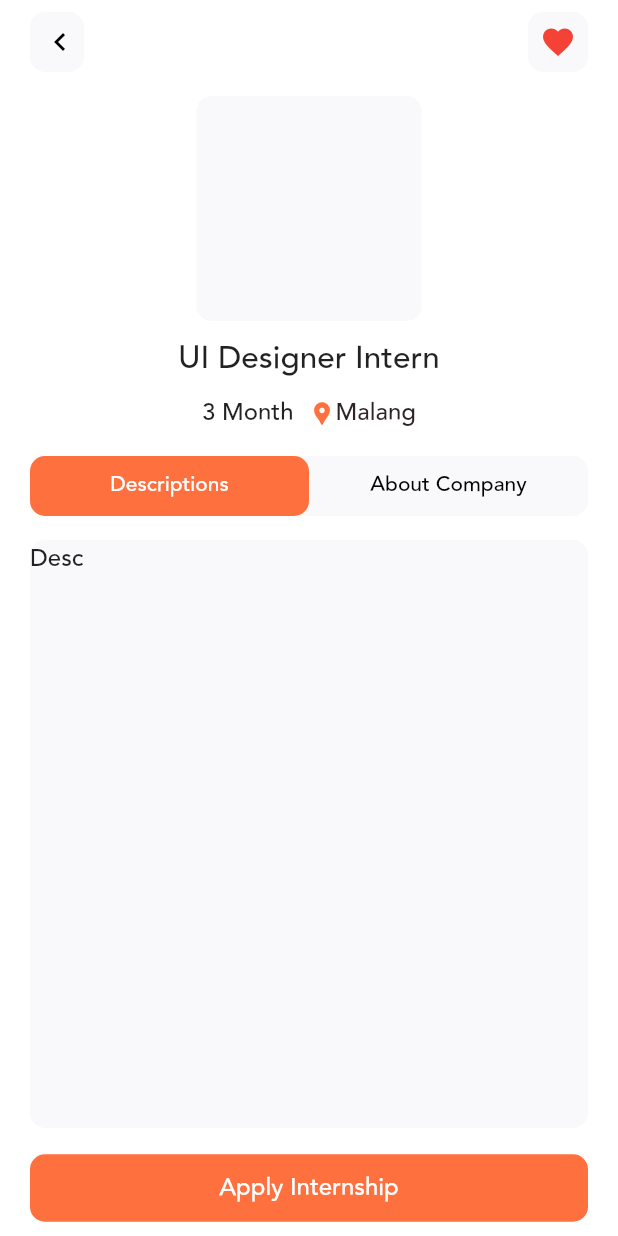
After one commit to gillyhuga/internship-app, a Flutter app: the DetailPage screen opened directly, on a phone screen of 412 x 824 dp. The commit adds this screen. Run offline on Flutter 3.47's test engine with Material 2 defaults, Android fonts, the phone set to English and light mode, and no system bars; our stand-ins replace shared_preferences; accounts and stored records are empty; network calls fail.

Commit message:
add detailPage layout

```diff
--- a/lib/dashboard.dart
+++ b/lib/dashboard.dart
@@ -2,6 +2,7 @@ import 'package:flutter/material.dart';
 import 'package:interneed/color.dart';
 import 'data/dataIntern.dart';
 import 'package:interneed/loginPage.dart';
+import 'package:interneed/detailPage.dart';
 import 'package:shared_preferences/shared_preferences.dart';
 
 class Dashboard extends StatefulWidget {
@@ -32,7 +33,8 @@ class _DashboardState extends State<Dashboard> {
     prefs.remove('user');
     prefs.setString('username', username);
     prefs.setString('fullname', fullname);
-    Navigator.pushReplacement(context, MaterialPageRoute(builder: (c) => Login()));
+    Navigator.pushReplacement(
+        context, MaterialPageRoute(builder: (c) => Login()));
   }
 
   @override
@@ -88,7 +90,8 @@ class _DashboardState extends State<Dashboard> {
                           ),
                         ),
                         Spacer(),
-                        IconButton(icon: Icon(Icons.logout), onPressed: _logOut),
+                        IconButton(
+                            icon: Icon(Icons.logout), onPressed: _logOut),
                       ],
                     ),
                   ),
@@ -270,7 +273,8 @@ class _DashboardState extends State<Dashboard> {
                                                             fontSize: 12,
                                                             color: Colors.white,
                                                             fontWeight:
-                                                              FontWeight.w800),
+                                                                FontWeight
+                                                                    .w800),
                                                       ),
                                                       style: ButtonStyle(
                                                         backgroundColor:
@@ -282,11 +286,18 @@ class _DashboardState extends State<Dashboard> {
                                                             RoundedRectangleBorder(
                                                           borderRadius:
                                                               BorderRadius
-                                                                .circular(20.0),
+                                                                  .circular(
+                                                                      20.0),
                                                         )),
                                                       ),
-                                                    onPressed: null,
-                                                  ),
+                                                      onPressed: () {
+                                                        Navigator.push(
+                                                          context,
+                                                          MaterialPageRoute(
+                                                              builder: (context) =>
+                                                                  DetailPage()),
+                                                        );
+                                                      }),
                                                 ),
                                                 Spacer(),
                                                 Padding(
@@ -356,6 +367,14 @@ class _DashboardState extends State<Dashboard> {
                                 return Card(
                                   semanticContainer: true,
                                   clipBehavior: Clip.antiAliasWithSaveLayer,
+                                  child: InkWell(
+                                    onTap: () {
+                                      Navigator.push(
+                                        context,
+                                        MaterialPageRoute(
+                                            builder: (context) => DetailPage()),
+                                      );
+                                    },
                                     child: Container(
                                       color: secondaryColor,
                                       height: 100,
@@ -382,7 +401,8 @@ class _DashboardState extends State<Dashboard> {
                                                       const EdgeInsets.all(8.0),
                                                   child: Column(
                                                     crossAxisAlignment:
-                                                      CrossAxisAlignment.start,
+                                                        CrossAxisAlignment
+                                                            .start,
                                                     children: [
                                                       Text(
                                                         data.position,
@@ -418,7 +438,8 @@ class _DashboardState extends State<Dashboard> {
                                                               data.location,
                                                               style: TextStyle(
                                                                 fontSize: 12,
-                                                              color: textColor,
+                                                                color:
+                                                                    textColor,
                                                                 fontWeight:
                                                                     FontWeight
                                                                         .w400,
@@ -433,6 +454,7 @@ class _DashboardState extends State<Dashboard> {
                                               ],
                                             ),
                                           ],
+                                        ),
                                       ),
                                     ),
                                   ),
--- /dev/null
+++ b/lib/detailPage.dart
@@ -0,0 +1,223 @@
+import 'package:flutter/material.dart';
+import 'package:interneed/color.dart';
+
+class DetailPage extends StatefulWidget {
+  @override
+  _DetailPageState createState() => _DetailPageState();
+}
+
+class _DetailPageState extends State<DetailPage>
+    with SingleTickerProviderStateMixin {
+  TabController _tabController;
+
+  @override
+  void initState() {
+    _tabController = TabController(length: 2, vsync: this);
+    super.initState();
+  }
+
+  @override
+  void dispose() {
+    super.dispose();
+    _tabController.dispose();
+  }
+
+  @override
+  Widget build(BuildContext context) {
+    return Scaffold(
+      backgroundColor: backgroundColor,
+      appBar: AppBar(
+        leading: Padding(
+          padding: const EdgeInsets.fromLTRB(20, 8, 0, 8),
+          child: Container(
+            width: 40,
+            decoration: BoxDecoration(
+                color: secondaryColor,
+                borderRadius: BorderRadius.all(Radius.circular(10))),
+            child: IconButton(
+              onPressed: () {
+                Navigator.pop(context);
+              },
+              icon: Icon(Icons.chevron_left, color: Colors.black),
+            ),
+          ),
+        ),
+        actions: [
+          Padding(
+            padding: const EdgeInsets.fromLTRB(0, 8, 20, 8),
+            child: Container(
+              width: 40,
+              decoration: BoxDecoration(
+                  color: secondaryColor,
+                  borderRadius: BorderRadius.all(Radius.circular(10))),
+              child: IconButton(
+                onPressed: () {},
+                icon: Icon(Icons.favorite, color: Colors.red),
+              ),
+            ),
+          ),
+        ],
+        backgroundColor: Colors.transparent,
+        elevation: 0.0,
+      ),
+      body: Column(
+        children: [
+          Padding(
+            padding: const EdgeInsets.all(8.0),
+            child: Container(
+              height: 150,
+              width: 150,
+              decoration: BoxDecoration(
+                color: secondaryColor,
+                borderRadius: BorderRadius.circular(
+                  10.0,
+                ),
+              ),
+            ),
+          ),
+          Text(
+            'UI Designer Intern',
+            style: TextStyle(
+              fontSize: 21,
+              fontWeight: FontWeight.w600,
+            ),
+          ),
+          Padding(
+            padding: const EdgeInsets.all(8.0),
+            child: Row(
+              mainAxisAlignment: MainAxisAlignment.center,
+              children: [
+                Text(
+                  '3 Month',
+                  style: TextStyle(
+                    fontSize: 16,
+                    fontWeight: FontWeight.w600,
+                  ),
+                ),
+                Padding(
+                  padding: const EdgeInsets.only(left: 10),
+                  child: Row(
+                    children: [
+                      Icon(
+                        Icons.location_pin,
+                        size: 18,
+                        color: mainColor,
+                      ),
+                      Text(
+                        "Malang",
+                        style: TextStyle(
+                          fontSize: 16,
+                          color: textColor,
+                          fontWeight: FontWeight.w400,
+                        ),
+                      ),
+                    ],
+                  ),
+                ),
+              ],
+            ),
+          ),
+          Padding(
+            padding: const EdgeInsets.fromLTRB(20, 8, 20, 8),
+            child: Container(
+              height: 40,
+              decoration: BoxDecoration(
+                color: secondaryColor,
+                borderRadius: BorderRadius.circular(
+                  10.0,
+                ),
+              ),
+              child: TabBar(
+                controller: _tabController,
+                indicator: BoxDecoration(
+                  borderRadius: BorderRadius.circular(
+                    10.0,
+                  ),
+                  color: mainColor,
+                ),
+                labelColor: Colors.white,
+                unselectedLabelColor: Colors.black,
+                tabs: [
+                  Tab(
+                    text: 'Descriptions',
+                  ),
+                  Tab(
+                    text: 'About Company',
+                  ),
+                ],
+              ),
+            ),
+          ),
+          Expanded(
+            child: TabBarView(
+              controller: _tabController,
+              children: [
+                Center(
+                    child: Padding(
+                  padding: const EdgeInsets.fromLTRB(20, 8, 20, 8),
+                  child: Container(
+                    width: double.infinity,
+                    height: double.infinity,
+                    decoration: BoxDecoration(
+                        color: secondaryColor,
+                        borderRadius: BorderRadius.all(Radius.circular(10))),
+                    child: Text(
+                      'Desc',
+                      style: TextStyle(
+                        fontSize: 16,
+                        fontWeight: FontWeight.w600,
+                      ),
+                    ),
+                  ),
+                )),
+                Center(
+                    child: Padding(
+                  padding: const EdgeInsets.fromLTRB(20, 8, 20, 8),
+                  child: Container(
+                    width: double.infinity,
+                    height: double.infinity,
+                    decoration: BoxDecoration(
+                        color: secondaryColor,
+                        borderRadius: BorderRadius.all(Radius.circular(10))),
+                    child: Text(
+                      'About Company',
+                      style: TextStyle(
+                        fontSize: 16,
+                        fontWeight: FontWeight.w600,
+                      ),
+                    ),
+                  ),
+                )),
+              ],
+            ),
+          ),
+          Padding(
+            padding: const EdgeInsets.fromLTRB(20, 8, 20, 8),
+            child: SizedBox(
+              width: double.infinity,
+              child: TextButton(
+                child: Text(
+                  "Apply Internship",
+                  style: TextStyle(
+                      fontSize: 16,
+                      color: Colors.white,
+                      fontWeight: FontWeight.w600),
+                ),
+                style: ButtonStyle(
+                  padding:
+                      MaterialStateProperty.all<EdgeInsets>(EdgeInsets.all(10)),
+                  backgroundColor: MaterialStateProperty.all<Color>(mainColor),
+                  shape: MaterialStateProperty.all<RoundedRectangleBorder>(
+                      RoundedRectangleBorder(
+                    borderRadius: BorderRadius.circular(10.0),
+                  )),
+                ),
+                onPressed: null,
+              ),
+            ),
+          ),
+        ],
+      ),
+    );
+  }
+}
```
Lines whose indentation alone changed are shown as unchanged.
